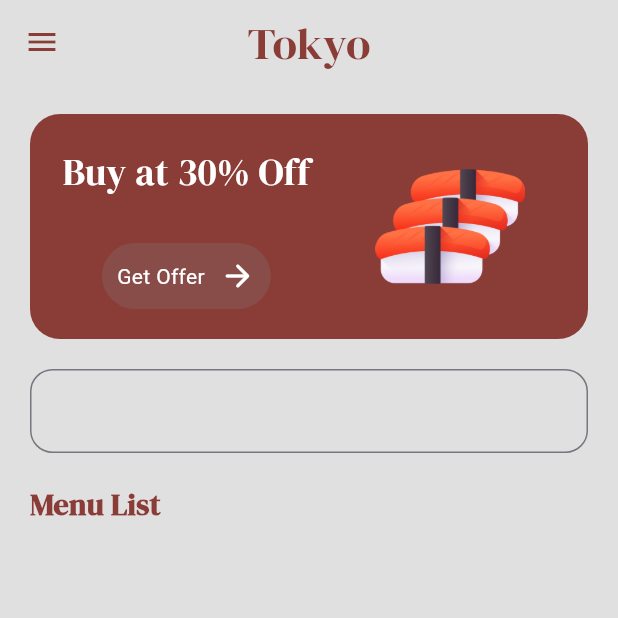
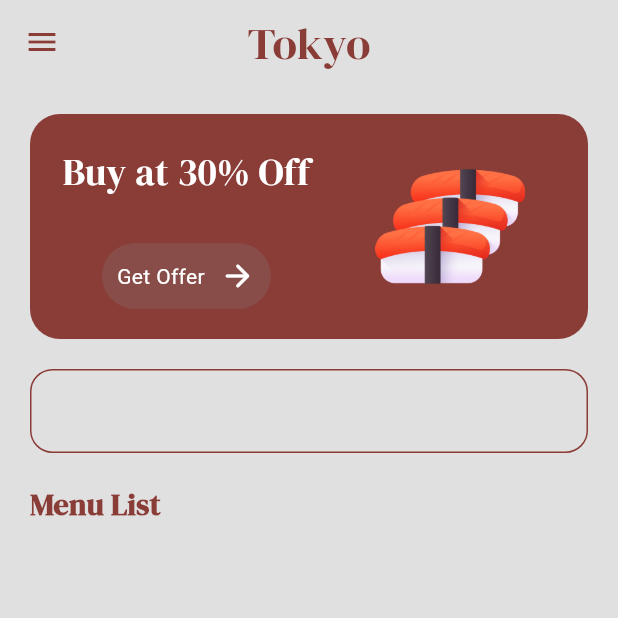
Before and after one commit to CovenantJunior/sushi_restaurant, a Flutter app: the Menu screen opened by its route, on a phone screen of 412 x 824 dp, the top half of it. Run offline on Flutter 3.47's test engine with Material 3 defaults, Android fonts, the phone set to English and light mode, and no system bars.

Commit message:
Text field border color criteria

```diff
--- a/lib/layouts/menu.dart
+++ b/lib/layouts/menu.dart
@@ -86,6 +86,18 @@ class Menu extends StatelessWidget {
                       color: primaryColor
                     ),
                      borderRadius: BorderRadius.circular(15)
+                   ),
+                   enabledBorder: OutlineInputBorder(
+                      borderSide: BorderSide(
+                        color: primaryColor
+                      ),
+                      borderRadius: BorderRadius.circular(15)
+                   ),
+                   focusedBorder: OutlineInputBorder(
+                      borderSide: const BorderSide(
+                        color: Colors.grey
+                      ),
+                      borderRadius: BorderRadius.circular(15)
                    )
                  ),
                ),
```
